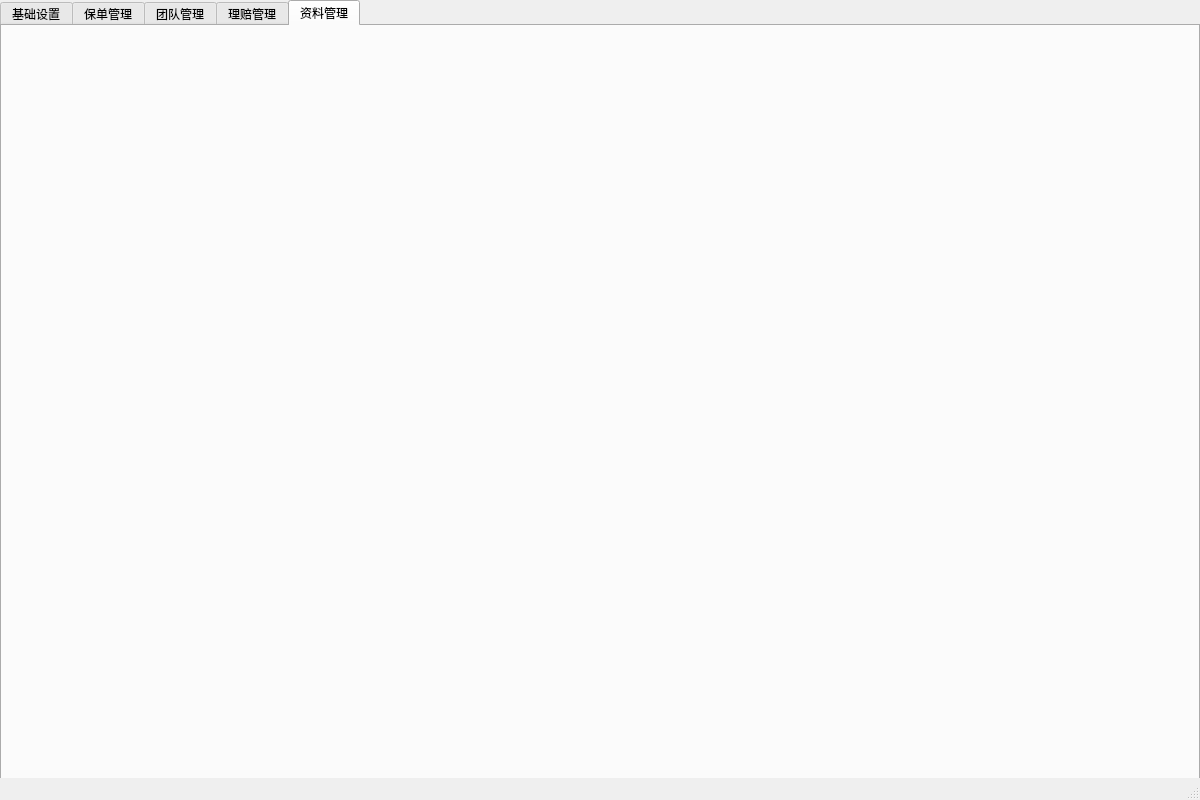
Before: the Qt Designer form AutoInsuranceSystem/AutoInsuranceSystem/AutoInsuranceSystem.ui in XD-S/AutoInsuranceSystem, drawn with Qt 5.
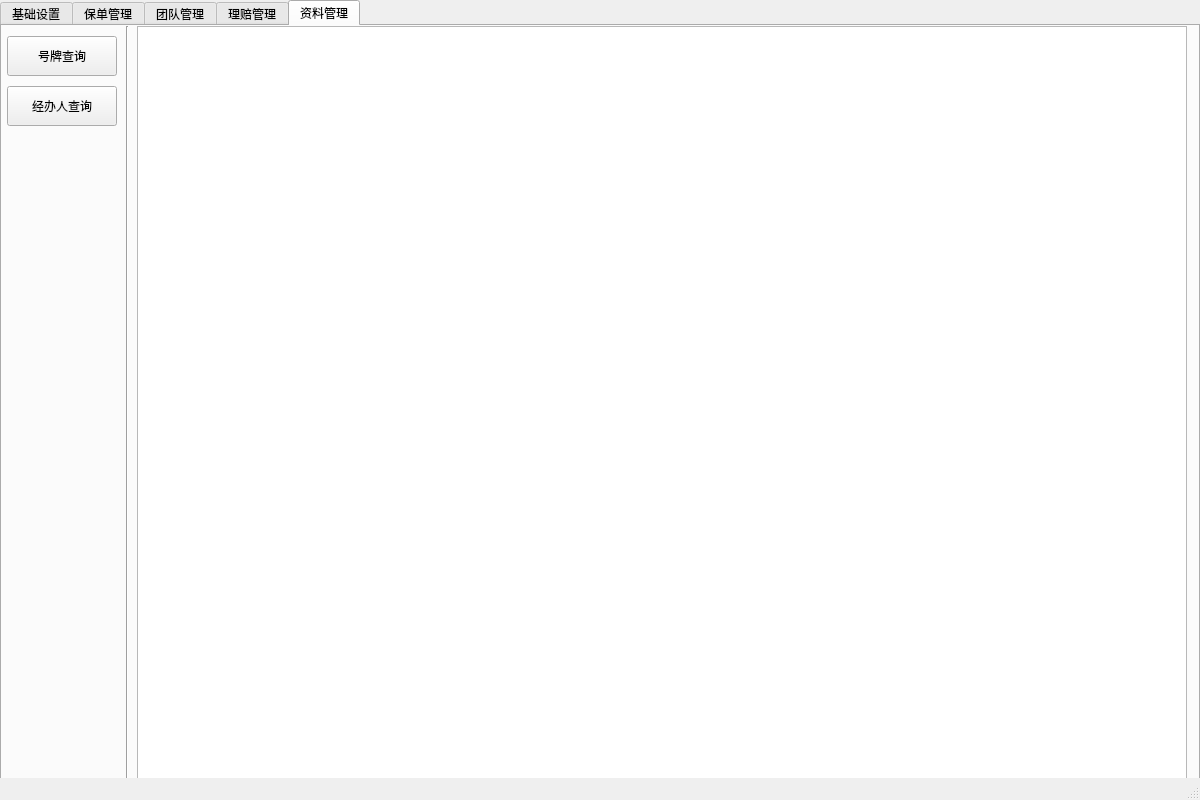
After: the same form once the commit is applied. The open tabs and pages were chosen to show the change.

Commit message:
添加登录窗口，完成资料查询界面
优化业务逻辑，减少载入详细信息的时间

```diff
--- a/AutoInsuranceSystem/AutoInsuranceSystem/AutoInsuranceSystem.ui
+++ b/AutoInsuranceSystem/AutoInsuranceSystem/AutoInsuranceSystem.ui
@@ -292,6 +292,70 @@
      <attribute name="title">
       <string>资料管理</string>
      </attribute>
+     <widget class="QTableView" name="InquireTableView">
+      <property name="geometry">
+       <rect>
+        <x>135</x>
+        <y>0</y>
+        <width>1050</width>
+        <height>800</height>
+       </rect>
+      </property>
+      <property name="styleSheet">
+       <string notr="true"/>
+      </property>
+      <property name="editTriggers">
+       <set>QAbstractItemView::AnyKeyPressed|QAbstractItemView::DoubleClicked|QAbstractItemView::EditKeyPressed</set>
+      </property>
+      <property name="selectionMode">
+       <enum>QAbstractItemView::SingleSelection</enum>
+      </property>
+      <property name="showGrid">
+       <bool>true</bool>
+      </property>
+      <property name="gridStyle">
+       <enum>Qt::SolidLine</enum>
+      </property>
+     </widget>
+     <widget class="Line" name="line_5">
+      <property name="geometry">
+       <rect>
+        <x>120</x>
+        <y>0</y>
+        <width>10</width>
+        <height>800</height>
+       </rect>
+      </property>
+      <property name="orientation">
+       <enum>Qt::Vertical</enum>
+      </property>
+     </widget>
+     <widget class="QPushButton" name="ManagerInquiry">
+      <property name="geometry">
+       <rect>
+        <x>5</x>
+        <y>60</y>
+        <width>110</width>
+        <height>40</height>
+       </rect>
+      </property>
+      <property name="text">
+       <string>经办人查询</string>
+      </property>
+     </widget>
+     <widget class="QPushButton" name="PlateNumberInquiry">
+      <property name="geometry">
+       <rect>
+        <x>5</x>
+        <y>10</y>
+        <width>110</width>
+        <height>40</height>
+       </rect>
+      </property>
+      <property name="text">
+       <string>号牌查询</string>
+      </property>
+     </widget>
     </widget>
    </widget>
   </widget>
```
Left out of the diff: 29 changed lines with no effect on the pictures. The commit also changes 88 other files.
